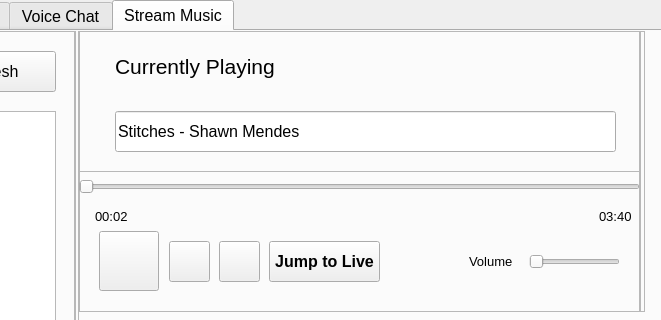
MartinMinkov/Comm-Audio, file Client/client.ui: the form before one commit; both pictures show x 307 to 968 and y 0 to 320 of the 968 by 542 pixel window.
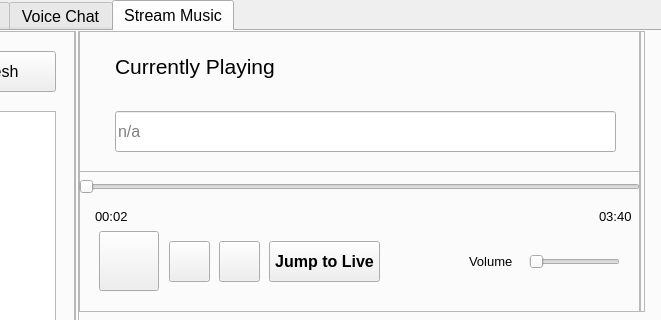
The form after the commit. The open tabs and pages were chosen to show the change. Icons and pictures are not drawn.

Commit message: Added logic to display currently playing song on client.  Fixed bug where an & operator was used instead of a %, causing a out of index crash.

The edit to the form file:
```diff
--- a/Client/client.ui
+++ b/Client/client.ui
@@ -1230,7 +1230,13 @@
       </font>
      </property>
      <property name="text">
-      <string>Stitches - Shawn Mendes</string>
+      <string/>
+     </property>
+     <property name="readOnly">
+      <bool>true</bool>
+     </property>
+     <property name="placeholderText">
+      <string>n/a</string>
      </property>
     </widget>
     <widget class="QLabel" name="label_currentlyplaying">
```
Left out of the diff: 6 changed lines with no effect on the pictures. The commit also changes 10 other files.
